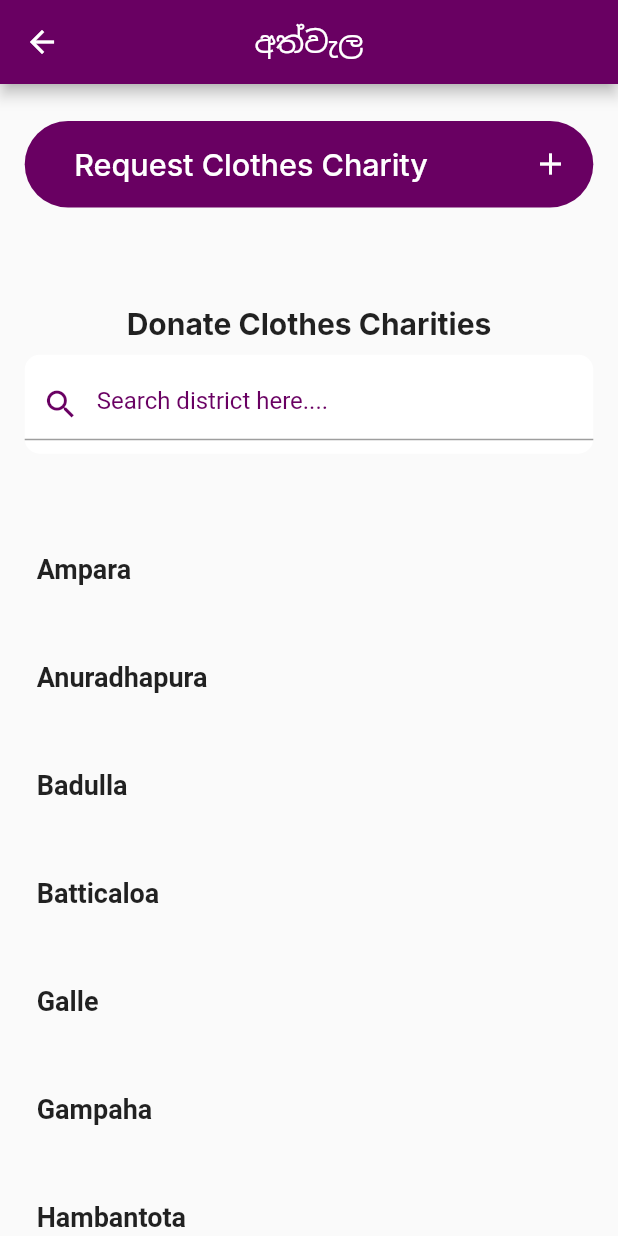
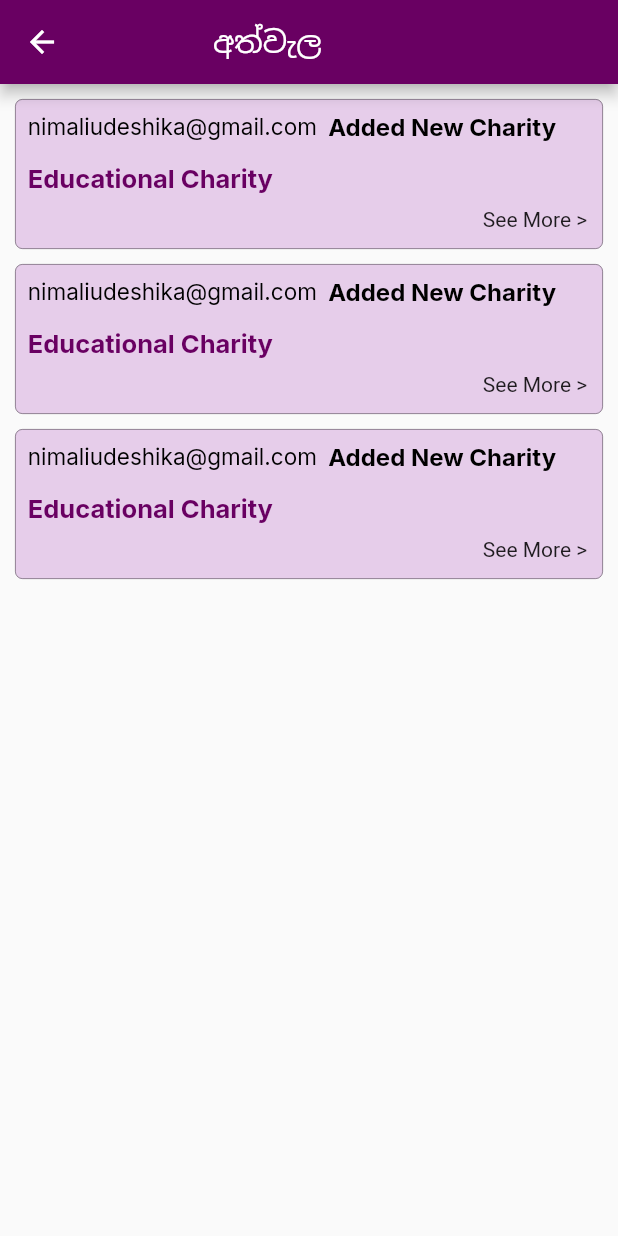
Before and after one commit to dilshanbeligala/Charity-App, a Flutter app: the Clothes screen opened directly, after a tap on "Ampara", on a phone screen of 412 x 824 dp. Run offline on Flutter 3.47's test engine with Material 2 defaults, Android fonts, the light colour scheme and no system bars; our stand-ins replace carousel_slider, google_fonts.

Commit message:
search navigation DONE

```diff
--- a/lib/screens/charity_category/cloths.dart
+++ b/lib/screens/charity_category/cloths.dart
@@ -1,4 +1,5 @@
 import 'package:charity_app/model/charity_model.dart';
+import 'package:charity_app/screens/donation_Page.dart';
 import 'package:charity_app/screens/forms/educatinF.dart';
 import 'package:charity_app/screens/notification.dart';
 import 'package:flutter/material.dart';
@@ -145,10 +146,10 @@ class _ClothesState extends State<Clothes> {
                                 fontSize: 18, fontWeight: FontWeight.bold),
                           ),
                           onTap: (() {
-                            // Navigator.push(
-                            //     context,
-                            //     MaterialPageRoute(
-                            //         builder: ((context) => ShedPage())));
+                            Navigator.push(
+                                context,
+                                MaterialPageRoute(
+                                    builder: ((context) => Donation_page())));
                           }),
                         )),
               )
--- a/lib/screens/charity_category/education.dart
+++ b/lib/screens/charity_category/education.dart
@@ -1,4 +1,5 @@
 import 'package:charity_app/model/charity_model.dart';
+import 'package:charity_app/screens/donation_Page.dart';
 import 'package:charity_app/screens/forms/educatinF.dart';
 import 'package:charity_app/screens/notification.dart';
 import 'package:flutter/material.dart';
@@ -153,10 +154,10 @@ class _EducationState extends State<Education> {
                                 fontSize: 18, fontWeight: FontWeight.bold),
                           ),
                           onTap: (() {
-                            // Navigator.push(
-                            //     context,
-                            //     MaterialPageRoute(
-                            //         builder: ((context) => ShedPage())));
+                           Navigator.push(
+                                context,
+                                MaterialPageRoute(
+                                    builder: ((context) => Donation_page())));
                           }),
                         )),
               )
--- a/lib/screens/charity_category/foods.dart
+++ b/lib/screens/charity_category/foods.dart
@@ -1,4 +1,5 @@
 import 'package:charity_app/model/charity_model.dart';
+import 'package:charity_app/screens/donation_Page.dart';
 import 'package:charity_app/screens/forms/educatinF.dart';
 import 'package:charity_app/screens/notification.dart';
 import 'package:flutter/material.dart';
@@ -153,10 +154,10 @@ class _FoodsState extends State<Foods> {
                                 fontSize: 18, fontWeight: FontWeight.bold),
                           ),
                           onTap: (() {
-                            // Navigator.push(
-                            //     context,
-                            //     MaterialPageRoute(
-                            //         builder: ((context) => ShedPage())));
+                           Navigator.push(
+                                context,
+                                MaterialPageRoute(
+                                    builder: ((context) => Donation_page())));
                           }),
                         )),
               )
--- a/lib/screens/charity_category/medicine.dart
+++ b/lib/screens/charity_category/medicine.dart
@@ -1,4 +1,5 @@
 import 'package:charity_app/model/charity_model.dart';
+import 'package:charity_app/screens/donation_Page.dart';
 import 'package:charity_app/screens/forms/educatinF.dart';
 import 'package:charity_app/screens/notification.dart';
 import 'package:flutter/material.dart';
@@ -153,10 +154,10 @@ class _MedicineState extends State<Medicine> {
                                 fontSize: 18, fontWeight: FontWeight.bold),
                           ),
                           onTap: (() {
-                            // Navigator.push(
-                            //     context,
-                            //     MaterialPageRoute(
-                            //         builder: ((context) => ShedPage())));
+                            Navigator.push(
+                                context,
+                                MaterialPageRoute(
+                                    builder: ((context) => Donation_page())));
                           }),
                         )),
               )
--- a/lib/screens/charity_category/oters.dart
+++ b/lib/screens/charity_category/oters.dart
@@ -1,4 +1,5 @@
 import 'package:charity_app/model/charity_model.dart';
+import 'package:charity_app/screens/donation_Page.dart';
 import 'package:charity_app/screens/forms/educatinF.dart';
 import 'package:charity_app/screens/notification.dart';
 import 'package:flutter/material.dart';
@@ -153,10 +154,10 @@ class _OthersState extends State<Others> {
                                 fontSize: 18, fontWeight: FontWeight.bold),
                           ),
                           onTap: (() {
-                            // Navigator.push(
-                            //     context,
-                            //     MaterialPageRoute(
-                            //         builder: ((context) => ShedPage())));
+                            Navigator.push(
+                                context,
+                                MaterialPageRoute(
+                                    builder: ((context) => Donation_page())));
                           }),
                         )),
               )
--- /dev/null
+++ b/lib/screens/donation_Page.dart
@@ -0,0 +1,196 @@
+import 'package:flutter/material.dart';
+import 'package:google_fonts/google_fonts.dart';
+
+class Donation_page extends StatefulWidget {
+  const Donation_page({super.key});
+
+  @override
+  State<Donation_page> createState() => _Donation_pageState();
+}
+
+class _Donation_pageState extends State<Donation_page> {
+  @override
+  Widget build(BuildContext context) {
+    return Scaffold(
+      appBar: AppBar(
+        backgroundColor: Color.fromARGB(255, 105, 0, 98),
+        title: Padding(
+          padding: const EdgeInsets.only(left: 70),
+          child: Text("අත්වැල"),
+        ),
+      ),
+      body: Column(
+        children: [
+          Padding(
+            padding: const EdgeInsets.only(left: 10, right: 10, top: 10),
+            child: Container(
+              height: 100,
+              decoration: BoxDecoration(
+                color: Color.fromARGB(54, 155, 39, 176),
+                borderRadius: BorderRadius.circular(5),
+                border:
+                    Border.all(width: 0.5, color: Colors.black.withOpacity(.5)),
+              ),
+              child: Column(
+                children: [
+                  Padding(
+                    padding: const EdgeInsets.all(8.0),
+                    child: Row(
+                      children: [
+                        Text(
+                          "nimaliudeshika@gmail.com",
+                          style: GoogleFonts.inter(
+                              fontSize: 15, color: Colors.black),
+                        ),
+                        Text(
+                          "  Added New Charity",
+                          style: GoogleFonts.inter(
+                              fontSize: 16,
+                              color: Colors.black,
+                              fontWeight: FontWeight.bold),
+                        )
+                      ],
+                    ),
+                  ),
+                  Padding(
+                    padding: const EdgeInsets.all(8.0),
+                    child: Row(
+                      children: [
+                        Text("Educational Charity",
+                            style: GoogleFonts.inter(
+                                fontSize: 17,
+                                color: Color.fromARGB(255, 105, 0, 98),
+                                fontWeight: FontWeight.bold))
+                      ],
+                    ),
+                  ),
+                  Row(
+                    mainAxisAlignment: MainAxisAlignment.end,
+                    children: [
+                      Padding(
+                        padding: const EdgeInsets.only(right: 10),
+                        child: Text("See More >"),
+                      )
+                    ],
+                  )
+                ],
+              ),
+            ),
+          ),
+          Padding(
+            padding: const EdgeInsets.only(left: 10, right: 10, top: 10),
+            child: Container(
+              height: 100,
+              decoration: BoxDecoration(
+                color: Color.fromARGB(54, 155, 39, 176),
+                borderRadius: BorderRadius.circular(5),
+                border:
+                    Border.all(width: 0.5, color: Colors.black.withOpacity(.5)),
+              ),
+              child: Column(
+                children: [
+                  Padding(
+                    padding: const EdgeInsets.all(8.0),
+                    child: Row(
+                      children: [
+                        Text(
+                          "nimaliudeshika@gmail.com",
+                          style: GoogleFonts.inter(
+                              fontSize: 15, color: Colors.black),
+                        ),
+                        Text(
+                          "  Added New Charity",
+                          style: GoogleFonts.inter(
+                              fontSize: 16,
+                              color: Colors.black,
+                              fontWeight: FontWeight.bold),
+                        )
+                      ],
+                    ),
+                  ),
+                  Padding(
+                    padding: const EdgeInsets.all(8.0),
+                    child: Row(
+                      children: [
+                        Text("Educational Charity",
+                            style: GoogleFonts.inter(
+                                fontSize: 17,
+                                color: Color.fromARGB(255, 105, 0, 98),
+                                fontWeight: FontWeight.bold))
+                      ],
+                    ),
+                  ),
+                  Row(
+                    mainAxisAlignment: MainAxisAlignment.end,
+                    children: [
+                      Padding(
+                        padding: const EdgeInsets.only(right: 10),
+                        child: Text("See More >"),
+                      )
+                    ],
+                  )
+                ],
+              ),
+            ),
+          ),
+          Padding(
+            padding: const EdgeInsets.only(left: 10, right: 10, top: 10),
+            child: Container(
+              height: 100,
+              decoration: BoxDecoration(
+                color: Color.fromARGB(54, 155, 39, 176),
+                borderRadius: BorderRadius.circular(5),
+                border:
+                    Border.all(width: 0.5, color: Colors.black.withOpacity(.5)),
+              ),
+              child: Column(
+                children: [
+                  Padding(
+                    padding: const EdgeInsets.all(8.0),
+                    child: Row(
+                      children: [
+                        Text(
+                          "nimaliudeshika@gmail.com",
+                          style: GoogleFonts.inter(
+                              fontSize: 15, color: Colors.black),
+                        ),
+                        Text(
+                          "  Added New Charity",
+                          style: GoogleFonts.inter(
+                              fontSize: 16,
+                              color: Colors.black,
+                              fontWeight: FontWeight.bold),
+                        )
+                      ],
+                    ),
+                  ),
+                  Padding(
+                    padding: const EdgeInsets.all(8.0),
+                    child: Row(
+                      children: [
+                        Text("Educational Charity",
+                            style: GoogleFonts.inter(
+                                fontSize: 17,
+                                color: Color.fromARGB(255, 105, 0, 98),
+                                fontWeight: FontWeight.bold))
+                      ],
+                    ),
+                  ),
+                  Row(
+                    mainAxisAlignment: MainAxisAlignment.end,
+                    children: [
+                      Padding(
+                        padding: const EdgeInsets.only(right: 10),
+                        child: Text("See More >"),
+                      )
+                    ],
+                  )
+                ],
+              ),
+            ),
+          ),
+        ],
+      ),
+    );
+  }
+}
```
